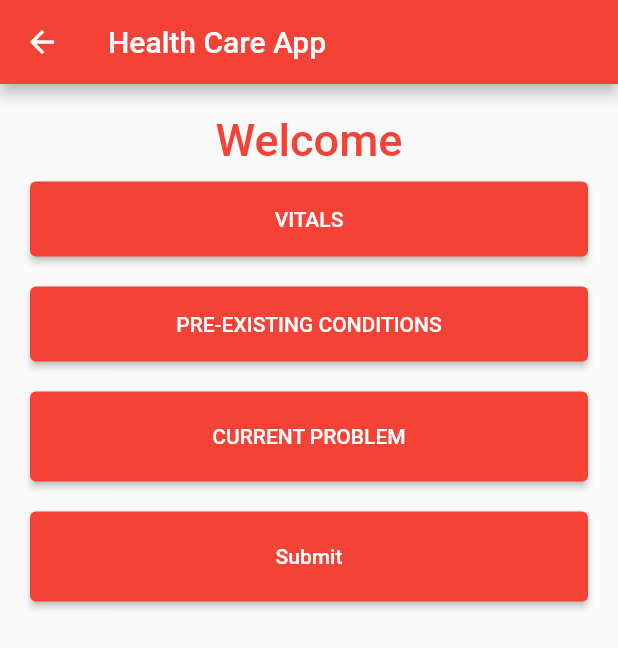
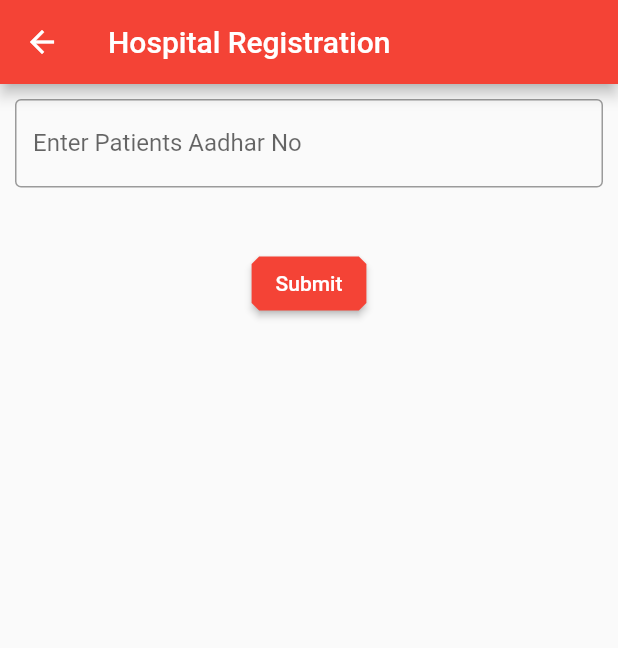
Before and after one commit to abhinav0912/HealthCareApp, a Flutter app: the HospitalHomePageWidget screen opened directly, on a phone screen of 412 x 824 dp. Shown: the top 648 px of the screen. Run offline on Flutter 3.47's test engine with Material 2 defaults, Android fonts, the phone set to English and light mode, and no system bars; our stand-ins replace flushbar.

Commit message:
first version

```diff
--- a/lib/Hospital/HospitalHomePage.dart
+++ b/lib/Hospital/HospitalHomePage.dart
@@ -1,78 +1,133 @@
+import 'dart:convert';
 import 'package:flutter/material.dart';
-import 'package:project1/Hospital/HospitalRegistration.dart';
-import 'package:project1/Hospital/HospitalHomePage.dart';
+import 'package:http/http.dart' as http;
+import 'package:flushbar/flushbar.dart';
+import 'package:project1/Hospital/HospitalVisitDetails.dart';
+
 
 class HospitalHomePageWidget extends StatefulWidget {
-  final String name;
-
-  const HospitalHomePageWidget({Key? key, required this.name}) : super(key: key);
+  const HospitalHomePageWidget({Key? key, required String name}) : super(key: key);
 
   @override
   State<HospitalHomePageWidget> createState() => _HospitalHomePageWidgetState();
 }
 
 class _HospitalHomePageWidgetState extends State<HospitalHomePageWidget> {
-  TextEditingController nameController = TextEditingController();
-  TextEditingController passwordController = TextEditingController();
+  TextEditingController aadharController = TextEditingController();
+
+  var error;
+  bool isLoading = true;
+  String aadharNo = " ";
+
+  Future<bool> sendSMS() async {
+    try {
+      String url = 'https://anuragchandra.com/aac_project/Database/ADD/Hospital_add_record.php';
+
+      print(aadharNo);
+
+      final http.Response response = await http.post(
+        Uri.parse(url),
+        headers: <String, String>{
+          'Content-Type': 'application/json; charset=UTF-8',
+        },
+        body: jsonEncode(<String, String>{
+          'aadharNo': '$aadharNo',
+        }),
+      );
+
+      setState(() {
+        error = jsonDecode(response.body)['error'];
+        isLoading = false;
+      });
+
+      String message = jsonDecode(response.body)['message'];
+      print("error: " + error.toString() + " message: " + message);
+      if (error) {
+        Flushbar(
+          title: "Sign In Error",
+          message: message,
+          duration: Duration(seconds: 10),
+        )
+          ..show(context);
+        isLoading = false;
+      } else {
+//        _navigateToSubmitOTP();
+      }
+    }
+    catch (e) {
+      var errorMessage = e.toString();
+      print(e);
+      Flushbar(
+        title: "Sign In Error",
+        message: errorMessage,
+        duration: Duration(seconds: 5),
+      )
+        ..show(context);
+      isLoading = false;
+      throw Exception('Could not send SMS');
+    }
+
+    return true;
+  }
+
+  Widget HospitalAadharNo() {
+    return Container(
+      padding: const EdgeInsets.all(10),
+      child: TextField(
+        controller: aadharController,
+        keyboardType: TextInputType.phone,
+        decoration: const InputDecoration(
+          border: OutlineInputBorder(),
+          labelText: 'Enter Patients Aadhar No',
+          //hintText: 'Enter the Name',
+        ),
+        onChanged: (val2) {
+          aadharNo = val2;
+        },
+      ),
+    );
+  }
+
 
   @override
   Widget build(BuildContext context) {
+    final ButtonStyle style =
+    ElevatedButton.styleFrom(textStyle: const TextStyle(fontSize: 30));
     return Scaffold(
-      appBar: AppBar(
-        title: Text('Health Care App'),
-      ),
-      body: Padding(
-          padding: const EdgeInsets.all(10),
-          child: ListView(
+        appBar: AppBar(
+            title: Text('Hospital Registration')
+        ),
+        body: SingleChildScrollView(
+          child: Column(
             children: <Widget>[
-              Container(
-                  alignment: Alignment.center,
-                  padding: const EdgeInsets.all(10),
+              HospitalAadharNo(),
+              SizedBox(
+                height: 0,
+              ),
+
+              new Container(
+                padding: const EdgeInsets.only(left: 0.0, top: 30.0),
+                child: new ElevatedButton(
                   child: const Text(
-                    'Welcome',
-                    style: TextStyle(
-                        color: Colors.red,
-                        fontWeight: FontWeight.w500,
-                        fontSize: 30),
-                  )),
-              Container(
-                  height: 50,
-                  padding: const EdgeInsets.fromLTRB(10, 0, 10, 0),
-                  child: ElevatedButton(
-                    child: const Text('VITALS'),
-                    onPressed: () {
-                    },
-                  )
-              ),
-              Container(
-                  height: 70,
-                  padding: const EdgeInsets.fromLTRB(10, 20, 10, 0),
-                  child: ElevatedButton(
-                    child: const Text('PRE-EXISTING CONDITIONS'),
-                    onPressed: () {
-                    },
-                  )
-              ),
-              Container(
-                  height: 80,
-                  padding: const EdgeInsets.fromLTRB(10, 20, 10, 0),
-                  child: ElevatedButton(
-                    child: const Text('CURRENT PROBLEM'),
-                    onPressed: () {
-                    },
-                  )
-              ),
-              Container(
-                  height: 80,
-                  padding: const EdgeInsets.fromLTRB(10, 20, 10, 0),
-                  child: ElevatedButton(
-                    child: const Text('Submit'),
-                    onPressed: () {
-                    },
-                  )
+                      'Submit', style: TextStyle(color: Colors.white)),
+                  style: ElevatedButton.styleFrom(
+                    primary: Colors.red,
+                    onPrimary: Colors.white,
+                    shape: const BeveledRectangleBorder(
+                        borderRadius: BorderRadius.all(Radius.circular(5))),
+                  ), onPressed: () {
+                  Navigator.push(
+                    context,
+                    MaterialPageRoute(
+                        builder: (context) =>
+                            HospitalVisitDetails(aadhar: aadharNo)),
+                  );
+                },
+                ),
               )
             ],
-          )),
+          ),
+        )
     );
   }
 }
--- a/lib/Hospital/HospitalMain.dart
+++ b/lib/Hospital/HospitalMain.dart
@@ -1,5 +1,7 @@
 import 'package:flutter/material.dart';
 import 'package:project1/Hospital/HospitalRegistration.dart';
+
+import 'HospitalLogin.dart';
 //import 'package:project1/Hospital/HospitalLogin.dart';
 //import 'package:project1/Hospital/PatientHomePage.dart';
 
@@ -38,13 +40,13 @@ class _HospitalMainWidgetState extends State<HospitalMainWidget> {
             shape: const BeveledRectangleBorder(
                 borderRadius: BorderRadius.all(Radius.circular(5))),
           ),
-          onPressed: () {/*
+          onPressed: () {
             Navigator.push(
               context,
               MaterialPageRoute(
                   builder: (context) => const HospitalLoginWidget()),
             );
-         */ },
+          },
         ),
       ],
     );
--- a/lib/Patient/PatientLogin.dart
+++ b/lib/Patient/PatientLogin.dart
@@ -62,7 +62,7 @@ class _PatientLoginWidgetState extends State<PatientLoginWidget> {
         Navigator.push(
           context,
           MaterialPageRoute(
-              builder: (context) => otpPageWidget(aadhar: aadharNo)),
+              builder: (context) => patientOtpPageWidget(aadhar: aadharNo)),
         );
       }
     }
@@ -150,7 +150,7 @@ class _PatientLoginWidgetState extends State<PatientLoginWidget> {
                       Navigator.push(
                           context,
                           MaterialPageRoute(
-                          builder: (context) =>  otpPageWidget(aadhar:aadharNo)),);
+                          builder: (context) =>  patientOtpPageWidget(aadhar:aadharNo)),);
 
                        */
                     },
--- a/lib/Patient/PatientRegistration.dart
+++ b/lib/Patient/PatientRegistration.dart
@@ -3,7 +3,8 @@ import 'package:flutter/material.dart';
 import 'package:project1/Patient/PatientHomePage.dart';
 import 'package:http/http.dart' as http;
 import 'package:flushbar/flushbar.dart';
-import 'package:project1/Patient/PatientOtpPage.dart';
+
+import 'PatientOtpPage.dart';
 
 class PatientRegistrationWidget extends StatefulWidget {
   const PatientRegistrationWidget({Key? key}) : super(key: key);
@@ -297,7 +298,7 @@ class _PatientRegistrationWidgetState extends State<PatientRegistrationWidget> {
                 Navigator.push(
                   context,
                   MaterialPageRoute(
-                      builder: (context) =>  otpPageWidget(aadhar:aadharNo)),
+                      builder: (context) =>  patientOtpPageWidget(aadhar:aadharNo)),
                 );
               },
               ),
```
Also changed, not shown: lib/Hospital/HospitalLogin.dart (+84 -25 lines), lib/Hospital/HospitalOtpPage.dart (+9 -8 lines), lib/Hospital/HospitalRegistration.dart (+23 -30 lines), lib/Hospital/HospitalVisitDetails.dart (+5 -6 lines), lib/Patient/PatientOtpPage.dart (+6 -6 lines).
